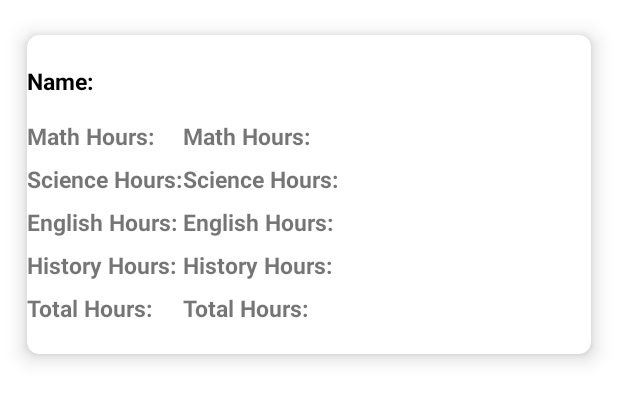
After one commit to BoBlaire/HomeSchoolApp, an Android app: the layout add_child.xml on its own in the app's theme, with its tools: preview values and no code run, on a phone screen of 412 x 824 dp. The commit adds this screen. Shown: the top 401 px of the screen. Run offline under Robolectric (Android 15) with nearby library versions, the phone set to English and light mode, and no system bars.

Commit message:
VTAW 3.0(everything works)

```diff
--- a/app/src/main/java/com/example/gfgapp/CourseRVAdapter.java
+++ b/app/src/main/java/com/example/gfgapp/CourseRVAdapter.java
@@ -66,12 +66,12 @@ public class CourseRVAdapter extends RecyclerView.Adapter<CourseRVAdapter.ViewHo
     @Override
     public void onBindViewHolder(@NonNull ViewHolder holder, int position) {
 
-
         // I call this to resize.. am I right?
 
         /* on below line we are setting data
            to our views of recycler view item. */
         CourseModal modal = courseModalArrayList.get(position);
+
 
 
         holder.studentNameRV.setText(modal.getStudentName());
--- /dev/null
+++ b/app/src/main/res/layout/add_child.xml
@@ -0,0 +1,166 @@
+<?xml version="1.0" encoding="utf-8"?>
+<androidx.cardview.widget.CardView
+
+    xmlns:android="http://schemas.android.com/apk/res/android"
+    xmlns:app="http://schemas.android.com/apk/res-auto"
+    android:layout_width="match_parent"
+    android:layout_height="wrap_content"
+    android:layout_margin="5dp"
+    app:cardBackgroundColor="@color/white"
+    app:cardCornerRadius="8dp"
+    app:cardElevation="8dp"
+    app:cardMaxElevation="10dp"
+    app:cardPreventCornerOverlap="true"
+    app:cardUseCompatPadding="true">
+
+    <RelativeLayout
+        android:layout_width="match_parent"
+        android:layout_height="wrap_content">
+
+
+        <TextView
+            android:id="@+id/studentNameCard"
+            android:layout_width="wrap_content"
+            android:layout_height="wrap_content"
+            android:layout_gravity="start|center_horizontal"
+            android:layout_marginTop="20dp"
+            android:layout_marginBottom="5dp"
+            android:text="Name: "
+            android:textColor="@color/black"
+            android:textSize="15sp"
+            android:textStyle="bold" />
+
+
+        <TextView
+            android:id="@+id/studentMaths"
+            android:layout_width="wrap_content"
+            android:layout_height="wrap_content"
+            android:layout_below="@id/studentNameCard"
+            android:layout_gravity="start|center_horizontal"
+            android:layout_marginTop="10dp"
+            android:layout_marginBottom="5dp"
+            android:text="Math Hours: "
+            android:textSize="15sp"
+            android:textStyle="bold" />
+
+        <TextView
+            android:id="@+id/studentSciences"
+            android:layout_width="wrap_content"
+            android:layout_height="wrap_content"
+            android:layout_below="@id/studentMaths"
+            android:layout_gravity="start|center_horizontal"
+            android:layout_marginTop="2dp"
+            android:layout_marginBottom="5dp"
+            android:text="Science Hours: "
+            android:textSize="15sp"
+            android:textStyle="bold" />
+
+        <TextView
+            android:id="@+id/studentEnglishs"
+            android:layout_width="wrap_content"
+            android:layout_height="wrap_content"
+            android:layout_below="@id/studentSciences"
+            android:layout_gravity="start|center_horizontal"
+            android:layout_marginTop="2dp"
+            android:layout_marginBottom="5dp"
+            android:text="English Hours: "
+            android:textSize="15sp"
+            android:textStyle="bold" />
+
+        <TextView
+            android:id="@+id/studentHistorys"
+            android:layout_width="wrap_content"
+            android:layout_height="wrap_content"
+            android:layout_below="@id/studentEnglishs"
+            android:layout_gravity="start|center_horizontal"
+            android:layout_marginTop="2dp"
+            android:layout_marginBottom="5dp"
+            android:text="History Hours: "
+            android:textSize="15sp"
+            android:textStyle="bold" />
+
+        <TextView
+            android:id="@+id/studentTotals"
+            android:layout_width="wrap_content"
+            android:layout_height="wrap_content"
+            android:layout_below="@id/studentHistorys"
+            android:layout_gravity="start|center_horizontal"
+            android:layout_marginTop="2dp"
+            android:layout_marginBottom="5dp"
+            android:text="Total Hours: "
+            android:textSize="15sp"
+            android:textStyle="bold" />
+
+        <TextView
+            android:id="@+id/studentMath"
+            android:layout_width="wrap_content"
+            android:layout_height="wrap_content"
+            android:layout_below="@id/studentNameCard"
+            android:layout_gravity="start|center_horizontal"
+            android:layout_marginLeft="15dp"
+            android:layout_marginTop="10dp"
+            android:layout_marginBottom="5dp"
+            android:layout_toEndOf="@id/studentMaths"
+            android:text="Math Hours: "
+            android:textSize="15sp"
+            android:textStyle="bold" />
+
+        <TextView
+            android:id="@+id/studentScience"
+            android:layout_width="wrap_content"
+            android:layout_height="wrap_content"
+            android:layout_below="@id/studentMath"
+            android:layout_gravity="start|bottom"
+            android:layout_marginLeft="15dp"
+            android:layout_marginTop="2dp"
+            android:layout_marginBottom="5dp"
+            android:layout_toEndOf="@id/studentMaths"
+            android:text="Science Hours: "
+            android:textSize="15sp"
+            android:textStyle="bold" />
+
+        <TextView
+            android:id="@+id/studentEnglish"
+            android:layout_width="wrap_content"
+            android:layout_height="wrap_content"
+            android:layout_below="@id/studentScience"
+            android:layout_gravity="bottom|center_horizontal"
+            android:layout_marginLeft="15dp"
+            android:layout_marginTop="2dp"
+            android:layout_marginBottom="5dp"
+            android:layout_toEndOf="@id/studentMaths"
+            android:text="English Hours: "
+            android:textSize="15sp"
+            android:textStyle="bold" />
+
+        <TextView
+            android:id="@+id/studentHistory"
+            android:layout_width="wrap_content"
+            android:layout_height="wrap_content"
+            android:layout_below="@id/studentEnglish"
+            android:layout_gravity="bottom|center_horizontal"
+            android:layout_marginLeft="15dp"
+            android:layout_marginTop="2dp"
+            android:layout_marginBottom="5dp"
+            android:layout_toEndOf="@id/studentMaths"
+            android:text="History Hours: "
+            android:textSize="15sp"
+            android:textStyle="bold" />
+
+
+        <TextView
+            android:id="@+id/totalHours"
+            android:layout_width="wrap_content"
+            android:layout_height="wrap_content"
+            android:layout_below="@id/studentHistory"
+            android:layout_gravity="bottom|center_horizontal"
+            android:layout_marginLeft="15dp"
+            android:layout_marginTop="2dp"
+            android:layout_marginBottom="20dp"
+            android:layout_toEndOf="@id/studentMaths"
+            android:text="Total Hours: "
+            android:textSize="15sp"
+            android:textStyle="bold" />
+
+    </RelativeLayout>
+</androidx.cardview.widget.CardView>
--- a/app/src/main/res/values/strings.xml
+++ b/app/src/main/res/values/strings.xml
@@ -32,4 +32,6 @@
     <string name="invalid_username">Not a valid username</string>
     <string name="invalid_password">Password must be >5 characters</string>
     <string name="login_failed">"Login failed"</string>
+    <string name="grade">Grade</string>
+    <string name="add_student">Add Student</string>
 </resources>
```
Also changed, not shown: app/src/main/AndroidManifest.xml (+27 -7 lines), app/src/main/java/com/example/gfgapp/AddStudent.java (added, +46 -0 lines), app/src/main/java/com/example/gfgapp/DbHandler.java (+27 -12 lines), app/src/main/java/com/example/gfgapp/MainActivity.java (+3 -6 lines), app/src/main/java/com/example/gfgapp/MainModal.java (+9 -0 lines), app/src/main/java/com/example/gfgapp/StudentAdapter.java (added, +95 -0 lines), app/src/main/java/com/example/gfgapp/StudentDBHandler.java (added, +141 -0 lines), app/src/main/java/com/example/gfgapp/StudentModal.java (added, +21 -0 lines), app/src/main/java/com/example/gfgapp/StudentView.java (added, +74 -0 lines), app/src/main/java/com/example/gfgapp/UserLogin.java (+4 -3 lines), app/src/main/java/com/example/gfgapp/ViewCourses.java (+4 -3 lines), app/src/main/res/layout/activity_main.xml (+1 -7 lines), app/src/main/res/layout/add_student.xml (added, +37 -0 lines), app/src/main/res/layout/rec_view.xml (added, +52 -0 lines).
